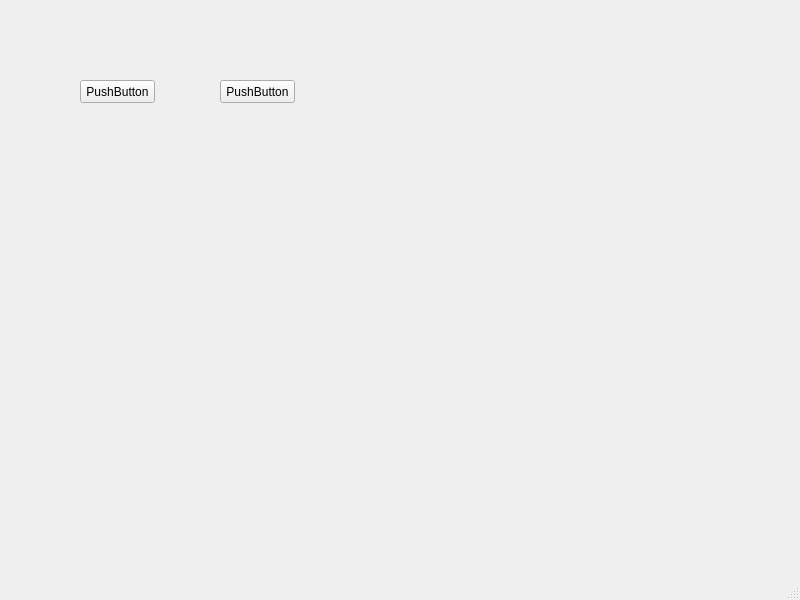
First picture: the form in src/QMainInterface.ui, repository Swistusmen/Geometric-Algorithms, before the edit.
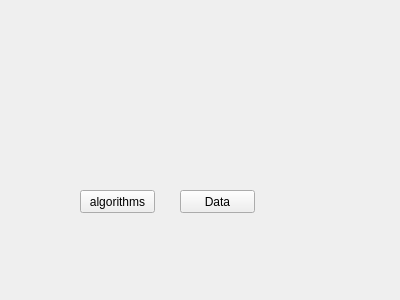
Second picture: the form after the edit.

Diff of the .ui file:
```diff
--- a/src/QMainInterface.ui
+++ b/src/QMainInterface.ui
@@ -1,57 +1,44 @@
 <?xml version="1.0" encoding="UTF-8"?>
 <ui version="4.0">
- <class>MainWindow</class>
- <widget class="QMainWindow" name="MainWindow">
+ <class>Form</class>
+ <widget class="QWidget" name="Form">
   <property name="geometry">
    <rect>
     <x>0</x>
     <y>0</y>
-    <width>800</width>
-    <height>600</height>
+    <width>400</width>
+    <height>300</height>
    </rect>
   </property>
   <property name="windowTitle">
    <string>MainWindow</string>
   </property>
-  <widget class="QWidget" name="centralwidget">
-   <widget class="QPushButton" name="pushButton">
+  <widget class="QPushButton" name="algoInterface">
     <property name="geometry">
      <rect>
       <x>80</x>
-      <y>80</y>
+     <y>190</y>
       <width>75</width>
       <height>23</height>
      </rect>
     </property>
     <property name="text">
-     <string>PushButton</string>
-    </property>
-   </widget>
-   <widget class="QPushButton" name="pushButton_2">
+    <string>algorithms</string>
+   </property>
+  </widget>
+  <widget class="QPushButton" name="creativInterface">
     <property name="geometry">
      <rect>
-      <x>220</x>
-      <y>80</y>
+     <x>180</x>
+     <y>190</y>
       <width>75</width>
       <height>23</height>
      </rect>
     </property>
     <property name="text">
-     <string>PushButton</string>
-    </property>
-   </widget>
-  </widget>
-  <widget class="QMenuBar" name="menubar">
-   <property name="geometry">
-    <rect>
-     <x>0</x>
-     <y>0</y>
-     <width>800</width>
-     <height>22</height>
-    </rect>
-   </property>
-  </widget>
-  <widget class="QStatusBar" name="statusbar"/>
+    <string>Data</string>
+   </property>
+  </widget>
  </widget>
  <resources/>
  <connections/>
```
Left out of the diff: 2 changed lines with no effect on the pictures. Lines whose indentation alone changed are shown as unchanged.
